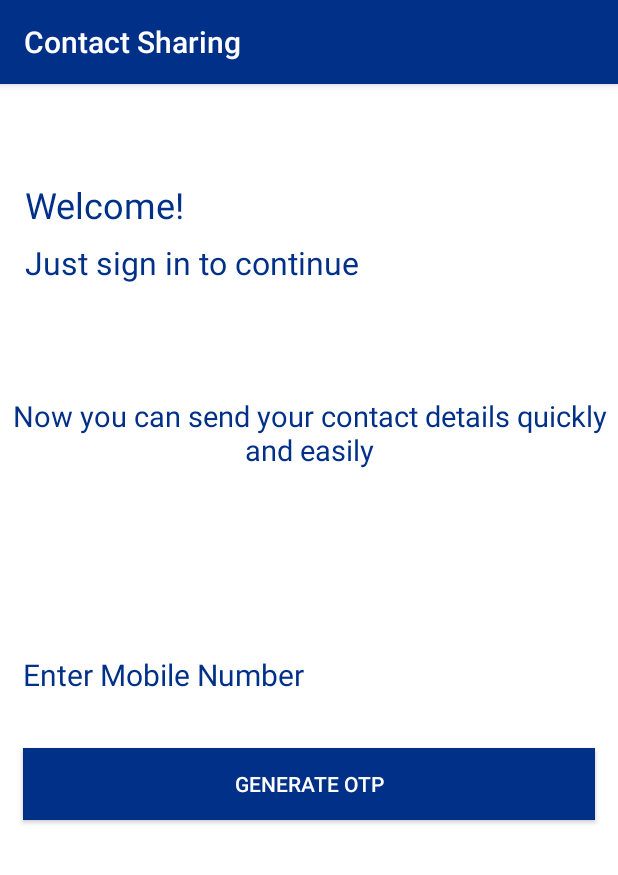
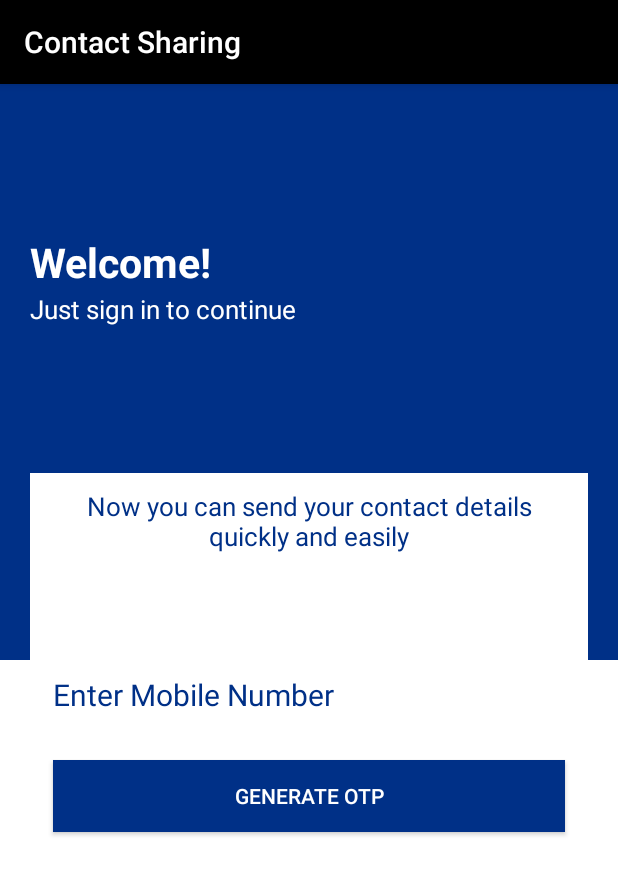
Before and after one commit to InvincibleSarthak/Contact-Sharing, an Android app: the screen it shows after launch (MainActivity), on a phone screen of 412 x 824 dp. Shown: the top 875 px of the screen. Run offline under Robolectric (Android 15) with nearby library versions, the phone set to English and light mode, and no system bars.

Commit message:
Welcome Page Action Bar, Relative Layout in Welcome Page

```diff
--- a/app/src/main/res/layout/activity_main.xml
+++ b/app/src/main/res/layout/activity_main.xml
@@ -1,66 +1,60 @@
 <?xml version="1.0" encoding="utf-8"?>
-<android.support.constraint.ConstraintLayout xmlns:android="http://schemas.android.com/apk/res/android"
+<RelativeLayout xmlns:android="http://schemas.android.com/apk/res/android"
     xmlns:app="http://schemas.android.com/apk/res-auto"
     xmlns:tools="http://schemas.android.com/tools"
+    android:id="@+id/Main"
     android:layout_width="match_parent"
     android:layout_height="match_parent"
-    android:id="@+id/Main"
     android:background="@android:color/white"
     tools:context=".MainActivity">
 
     <LinearLayout
-        android:layout_width="wrap_content"
-        android:layout_height="wrap_content"
-        android:layout_marginTop="16dp"
-        android:orientation="vertical"
-        app:layout_constraintEnd_toEndOf="parent"
-        app:layout_constraintHorizontal_bias="0.128"
-        app:layout_constraintStart_toStartOf="parent"
-        app:layout_constraintTop_toTopOf="parent">
+        android:id="@+id/ll_main"
+        android:layout_width="match_parent"
+        android:layout_height="match_parent"
+        android:orientation="vertical">
 
-        <TextView
-            android:id="@+id/welcome"
-            android:layout_width="wrap_content"
-            android:layout_height="wrap_content"
-            android:layout_marginTop="48dp"
-            android:background="@android:color/transparent"
-            android:ems="10"
-            android:text="@string/welcome"
-            android:textColor="@color/blue"
-            android:textSize="24sp"
-            app:layout_constraintEnd_toEndOf="parent"
-            app:layout_constraintStart_toStartOf="parent"
-            app:layout_constraintTop_toTopOf="parent" />
+        <ImageView
+            android:layout_weight="1"
+            android:layout_width="match_parent"
+            android:layout_height="0dp"
+            android:background="@color/blue"/>
+
+        <ImageView
+            android:layout_weight="1"
+            android:layout_width="match_parent"
+            android:layout_height="0dp"
+            android:background="@android:color/white"/>
+
+    </LinearLayout>
 
 
-        <TextView
-            android:id="@+id/welcome_text"
-            android:layout_width="wrap_content"
+    <LinearLayout
+        android:layout_width="match_parent"
         android:layout_height="wrap_content"
+        android:layout_marginLeft="20dp"
         android:layout_marginTop="8dp"
-            android:background="@android:color/transparent"
-            android:ems="10"
-            android:text="@string/sign_in"
-            android:textColor="@color/blue"
-            android:textSize="21sp"
-            app:layout_constraintEnd_toEndOf="parent"
-            app:layout_constraintHorizontal_bias="0.124"
-            app:layout_constraintStart_toStartOf="parent"
-            app:layout_constraintTop_toTopOf="parent" />
-
-    </LinearLayout>
+        android:layout_centerHorizontal="true"
+        android:layout_centerVertical="true"
+        android:layout_marginRight="20dp"
+        android:layout_marginBottom="8dp"
+        android:background="@android:color/white"
+        android:orientation="vertical">
 
         <TextView
             android:id="@+id/heading_main"
             android:layout_width="match_parent"
             android:layout_height="wrap_content"
-        android:layout_marginTop="208dp"
-        android:textAlignment="center"
+            android:layout_marginLeft="15dp"
+            android:layout_marginTop="10dp"
+            android:layout_marginRight="15dp"
             android:background="@android:color/transparent"
             android:ems="10"
             android:text="@string/heading_main"
+            android:textAlignment="center"
             android:textColor="@color/blue"
-        android:textSize="19sp"
+            android:textSize="17sp"
+            app:layout_constraintBottom_toBottomOf="@+id/welcome_text"
             app:layout_constraintEnd_toEndOf="parent"
             app:layout_constraintStart_toStartOf="parent"
             app:layout_constraintTop_toTopOf="parent" />
@@ -70,7 +64,7 @@
             android:layout_width="match_parent"
             android:layout_height="wrap_content"
             android:layout_marginLeft="15dp"
-        android:layout_marginTop="380dp"
+            android:layout_marginTop="80dp"
             android:layout_marginRight="15dp"
             android:background="@android:color/white"
             android:ems="10"
@@ -87,7 +81,9 @@
             android:layout_width="match_parent"
             android:layout_height="wrap_content"
             android:layout_marginLeft="15dp"
+            android:layout_marginTop="30dp"
             android:layout_marginRight="15dp"
+            android:layout_marginBottom="10dp"
             android:background="@color/blue"
             android:onClick="login"
             android:text="@string/send"
@@ -98,6 +94,41 @@
             app:layout_constraintStart_toStartOf="parent"
             app:layout_constraintTop_toBottomOf="@id/phone_number"
             app:layout_constraintVertical_bias="0.113" />
+    </LinearLayout>
+
+    <TextView
+        android:id="@+id/welcome"
+        android:layout_width="wrap_content"
+        android:layout_height="wrap_content"
+        android:background="@android:color/transparent"
+        android:ems="10"
+        android:layout_marginTop="100dp"
+        android:text="@string/welcome"
+        android:textColor="@android:color/white"
+        android:textSize="27sp"
+        android:layout_marginLeft="20dp"
+        android:textStyle="bold"
+        app:layout_constraintEnd_toEndOf="parent"
+        app:layout_constraintStart_toStartOf="parent"
+        app:layout_constraintTop_toTopOf="parent"
+        android:layout_marginStart="20dp" />
 
 
-</android.support.constraint.ConstraintLayout>
+    <TextView
+        android:id="@+id/welcome_text"
+        android:layout_width="wrap_content"
+        android:layout_height="wrap_content"
+        android:layout_marginTop="138dp"
+        android:layout_marginLeft="20dp"
+        android:background="@android:color/transparent"
+        android:ems="10"
+        android:text="@string/sign_in"
+        android:textColor="@android:color/white"
+        android:textSize="17sp"
+        app:layout_constraintEnd_toEndOf="parent"
+        app:layout_constraintHorizontal_bias="0.124"
+        app:layout_constraintStart_toStartOf="parent"
+        app:layout_constraintTop_toBottomOf="@id/welcome"
+        android:layout_marginStart="20dp" />
+
+</RelativeLayout>
--- a/app/src/main/res/values/styles.xml
+++ b/app/src/main/res/values/styles.xml
@@ -11,7 +11,7 @@
     <style name="AppTheme.NoActionBar">
         <item name="windowActionBar">false</item>
         <item name="windowNoTitle">true</item>
-        <item name="android:statusBarColor">@color/blue</item>
+        <item name="android:statusBarColor">@android:color/black</item>
     </style>
 
     <style name="CustomTheme" parent="Theme.AppCompat.Light.DarkActionBar">
@@ -27,11 +27,11 @@
 
     <style name="MyActionBar"
         parent="@style/Widget.AppCompat.Light.ActionBar.Solid.Inverse" >
-        <item name="android:background">@color/blue</item>
+        <item name="android:background">@android:color/black</item>
         <item name="android:titleTextStyle">@style/MyActionBarTitleText</item>
 
         <!-- Support library compatibility -->
-        <item name="background">@color/blue</item>
+        <item name="background">@android:color/black</item>
         <item name="titleTextStyle">@style/MyActionBarTitleText</item>
     </style>
 
```
Lines whose indentation alone changed are shown as unchanged.
